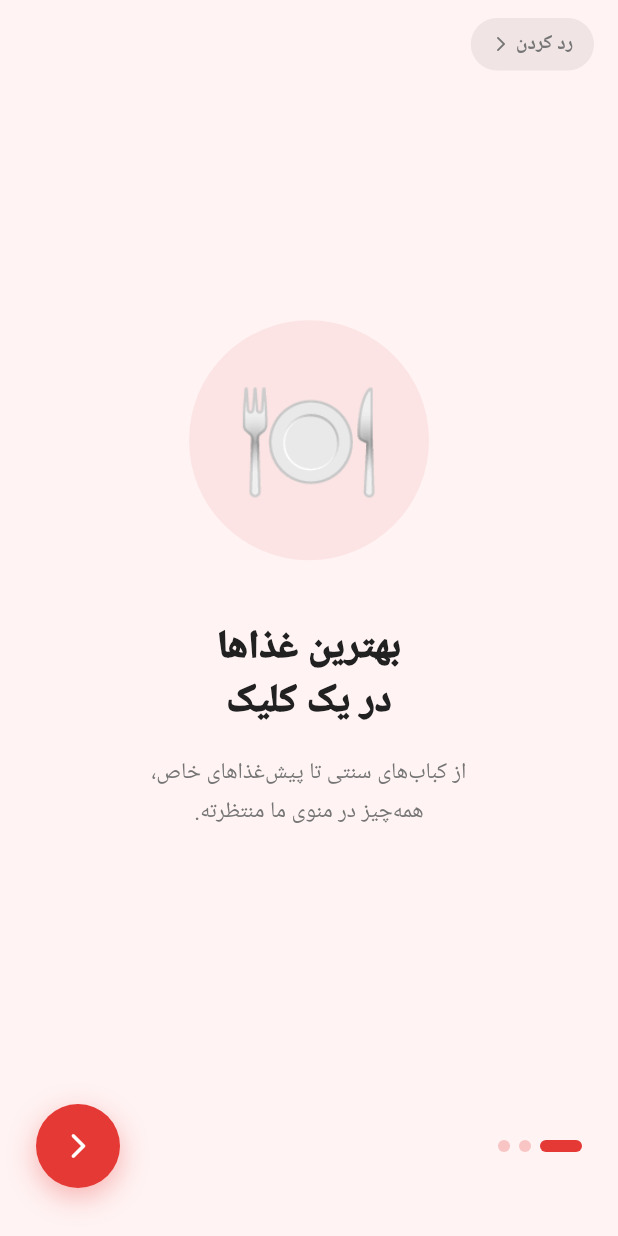
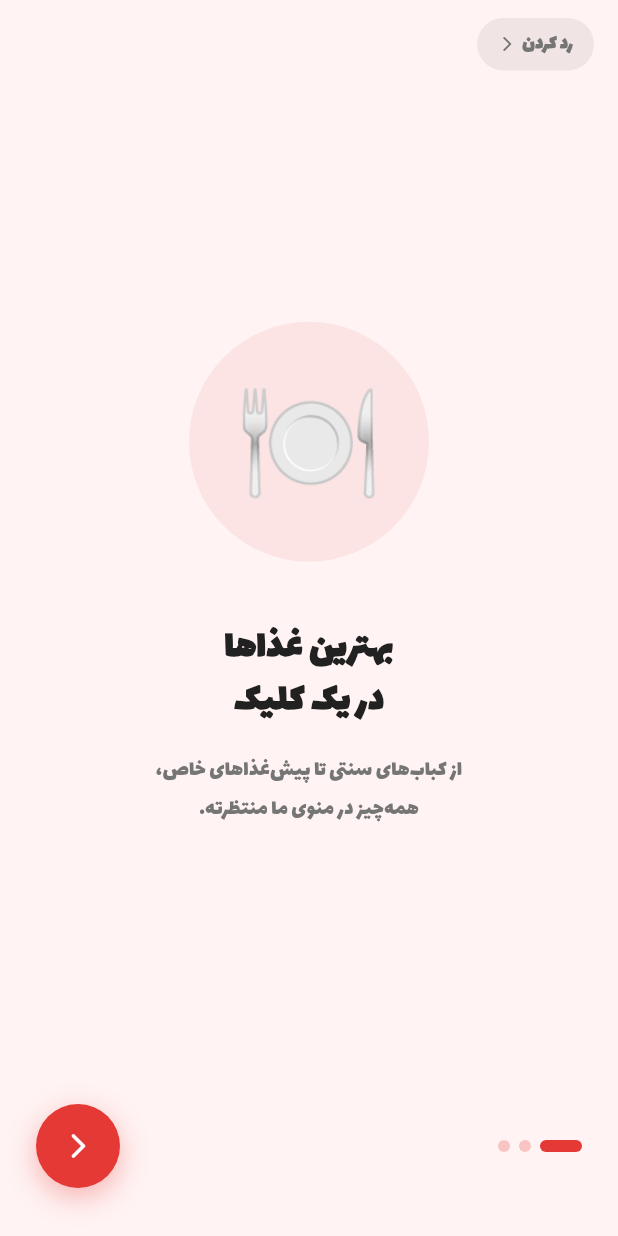
Before and after one commit to amirsaeedidev/flutter-restaurant-app, a Flutter app: the screen it shows after launch, on a phone screen of 412 x 824 dp. Run offline on Flutter 3.47's test engine with Material 3 defaults, Android fonts, the phone set to English and light mode, and no system bars; our stand-ins replace shared_preferences.

Commit message:
up date main

```diff
--- a/lib/main.dart
+++ b/lib/main.dart
@@ -4,7 +4,6 @@ import 'core/theme/app_colors.dart';
 import 'core/theme/theme_provider.dart';
 import 'features/auth/providers/auth_provider.dart';
 import 'features/cart_and_checkout/providers/cart_provider.dart';
-import 'features/loyalty/providers/loyalty_provider.dart';
 import 'features/orders/providers/orders_provider.dart';
 import 'features/auth/screens/onboarding.dart';
 import 'shared/providers/navigation_provider.dart';
@@ -18,7 +17,6 @@ void main() {
         ChangeNotifierProvider(create: (_) => NavigationProvider()),
         ChangeNotifierProvider(create: (_) => CartProvider()),
         ChangeNotifierProvider(create: (_) => OrdersProvider()),
-        ChangeNotifierProvider(create: (_) => LoyaltyProvider()),
       ],
       child: const MyApp(),
     ),
@@ -37,6 +35,7 @@ class MyApp extends StatelessWidget {
       debugShowCheckedModeBanner: false,
       themeMode: themeMode,
       theme: ThemeData(
+        fontFamily: 'Lalezar',
         brightness: Brightness.light,
         primaryColor: AppColors.primary,
         scaffoldBackgroundColor: AppColors.lightBackground,
@@ -52,6 +51,7 @@ class MyApp extends StatelessWidget {
         ),
       ),
       darkTheme: ThemeData(
+        fontFamily: 'Lalezar',
         brightness: Brightness.dark,
         primaryColor: AppColors.primary,
         scaffoldBackgroundColor: AppColors.darkBackground,
@@ -66,7 +66,7 @@ class MyApp extends StatelessWidget {
           bodyMedium: TextStyle(color: AppColors.darkTextSecondary),
         ),
       ),
-
+      // SplashScreen نقطه شروع — خودش تصمیم میگیره کجا بره
       home: const SplashScreen(),
     );
   }
```
